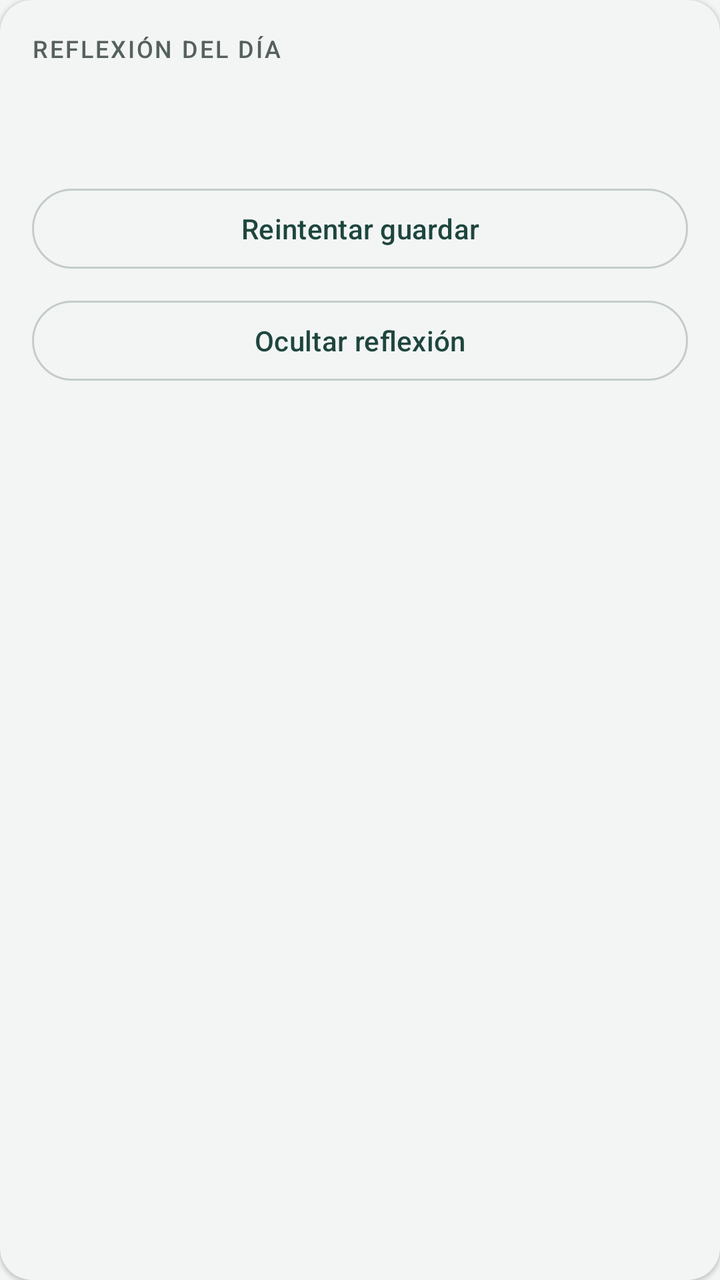
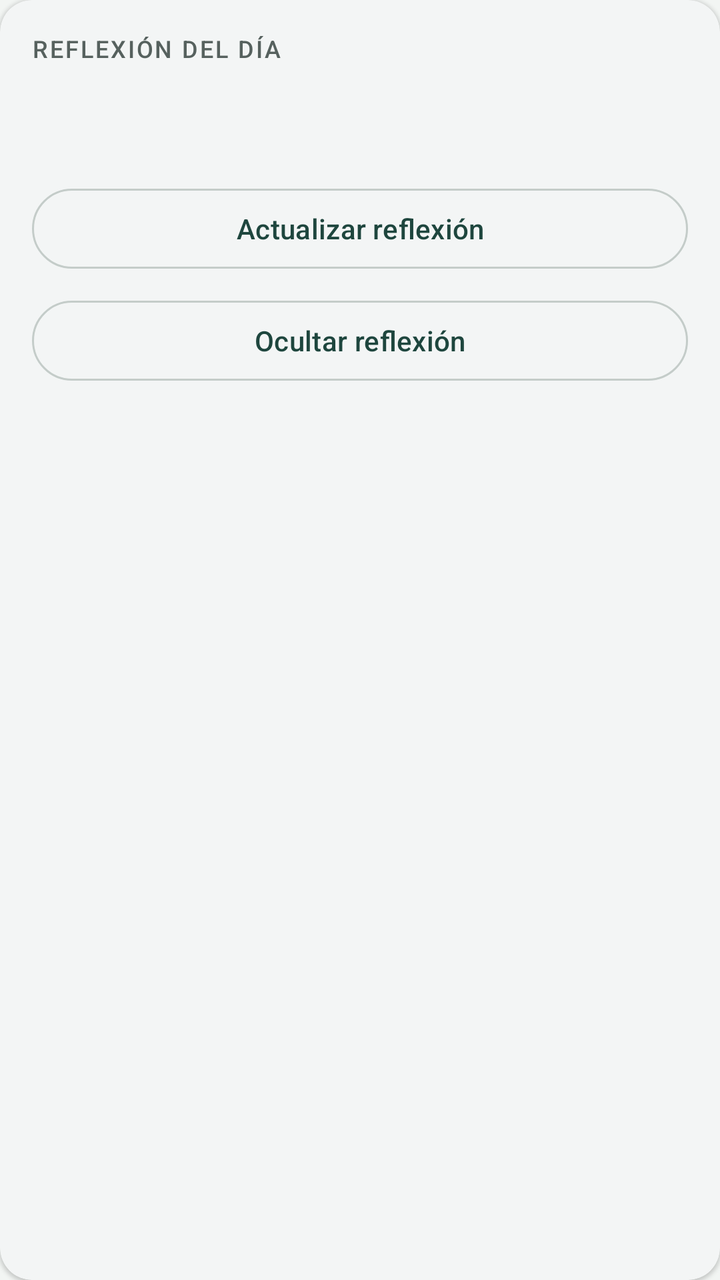

An Android layout rendered at two revisions. The XML below is the earlier revision; the diff shows what the commit changed to produce the second picture.
<!-- AndroidManifest.xml: application theme Theme.Finanzas -->
<!-- res/layout/tarjeta_reflexion.xml -->
<?xml version="1.0" encoding="utf-8"?>
<com.google.android.material.card.MaterialCardView xmlns:android="http://schemas.android.com/apk/res/android"
    style="@style/Widget.Finanzas.Tarjeta"
    android:layout_width="match_parent"
    android:layout_height="wrap_content">
    <LinearLayout
        android:layout_width="match_parent"
        android:layout_height="wrap_content"
        android:orientation="vertical"
        android:padding="16dp">
        <TextView
            android:layout_width="match_parent"
            android:layout_height="wrap_content"
            android:text="@string/reflexion_dia"
            android:textAppearance="@style/TextAppearance.Finanzas.Etiqueta" />
        <LinearLayout
            android:id="@+id/contenidoReflexion"
            android:layout_width="match_parent"
            android:layout_height="wrap_content"
            android:orientation="vertical">
            <TextView
                android:id="@+id/textoReflexion"
                android:layout_width="match_parent"
                android:layout_height="wrap_content"
                android:layout_marginTop="12dp"
                android:accessibilityLiveRegion="polite"
                android:textAppearance="?attr/textAppearanceBodyLarge" />
            <TextView
                android:id="@+id/textoFuenteReflexion"
                android:layout_width="match_parent"
                android:layout_height="wrap_content"
                android:layout_marginTop="8dp"
                android:textAppearance="?attr/textAppearanceBodySmall" />
            <com.google.android.material.button.MaterialButton
                android:id="@+id/botonReintentarReflexion"
                style="?attr/materialButtonOutlinedStyle"
                android:layout_width="match_parent"
                android:layout_height="wrap_content"
                android:text="@string/reintentar_guardar_reflexion" />
        </LinearLayout>
        <com.google.android.material.button.MaterialButton
            android:id="@+id/botonVisibilidadReflexion"
            style="?attr/materialButtonOutlinedStyle"
            android:layout_width="match_parent"
            android:layout_height="wrap_content"
            android:layout_marginTop="8dp"
            android:text="@string/ocultar_reflexion" />
    </LinearLayout>
</com.google.android.material.card.MaterialCardView>
<!-- resources referenced by this layout -->
<resources>
  <string name="ocultar_reflexion">Ocultar reflexión</string>
  <string name="reflexion_dia">Reflexión del día</string>
  <string name="reintentar_guardar_reflexion">Reintentar guardar</string>
  <style name="TextAppearance.Finanzas.Etiqueta" parent="TextAppearance.Material3.LabelMedium">
          <item name="android:textColor">@color/color_texto_secundario</item>
          <item name="android:textAllCaps">true</item>
          <item name="android:letterSpacing">0.08</item>
      </style>
  <style name="Widget.Finanzas.Tarjeta" parent="Widget.Material3.CardView.Filled">
          <item name="cardBackgroundColor">@color/color_superficie</item>
          <item name="cardCornerRadius">16dp</item>
          <item name="cardElevation">1dp</item>
      </style>
  <style name="Theme.Finanzas" parent="Theme.Material3.DayNight.NoActionBar">
          <item name="colorPrimary">@color/color_primario</item>
          <item name="colorOnPrimary">@color/color_sobre_primario</item>
          <item name="colorPrimaryContainer">@color/color_primario_contenedor</item>
          <item name="colorOnPrimaryContainer">@color/color_sobre_primario_contenedor</item>
          <item name="colorSecondary">@color/color_acento</item>
          <item name="colorOnSecondary">@color/color_sobre_acento</item>
          <item name="colorSecondaryContainer">@color/color_primario_contenedor</item>
          <item name="colorOnSecondaryContainer">@color/color_sobre_primario_contenedor</item>
          <item name="android:colorBackground">@color/color_fondo</item>
          <item name="colorSurface">@color/color_superficie</item>
          <item name="colorOnSurface">@color/color_texto</item>
          <item name="colorOnSurfaceVariant">@color/color_texto_secundario</item>
          <item name="colorOutline">@color/color_borde</item>
          <item name="colorError">@color/color_error</item>
          <item name="android:windowBackground">@color/color_fondo</item>
      </style>
  <color name="color_texto_secundario">#56615E</color>
  <color name="color_superficie">#FFFFFF</color>
  <color name="color_primario">#1E463E</color>
  <color name="color_sobre_primario">#FFFFFF</color>
  <color name="color_primario_contenedor">#CDE8E0</color>
  <color name="color_sobre_primario_contenedor">#0E2B25</color>
  <color name="color_acento">#FFC229</color>
  <color name="color_sobre_acento">#1B1F1E</color>
  <color name="color_fondo">#F2F5F3</color>
  <color name="color_texto">#1B1F1E</color>
  <color name="color_borde">#C4CCC9</color>
  <color name="color_error">#B3261E</color>
</resources>

<!-- the commit's change to res/layout/tarjeta_reflexion.xml (unified diff, before → after) -->
@@ -36,7 +36,7 @@
                 style="?attr/materialButtonOutlinedStyle"
                 android:layout_width="match_parent"
                 android:layout_height="wrap_content"
-                android:text="@string/reintentar_guardar_reflexion" />
+                android:text="@string/actualizar_reflexion" />
         </LinearLayout>
         <com.google.android.material.button.MaterialButton
             android:id="@+id/botonVisibilidadReflexion"
<!-- resource entries referenced after the edit -->
@@ -1,8 +1,8 @@
 <!-- resources referenced by this layout -->
 <resources>
+  <string name="actualizar_reflexion">Actualizar reflexión</string>
   <string name="ocultar_reflexion">Ocultar reflexión</string>
   <string name="reflexion_dia">Reflexión del día</string>
-  <string name="reintentar_guardar_reflexion">Reintentar guardar</string>
   <style name="TextAppearance.Finanzas.Etiqueta" parent="TextAppearance.Material3.LabelMedium">
           <item name="android:textColor">@color/color_texto_secundario</item>
           <item name="android:textAllCaps">true</item>
